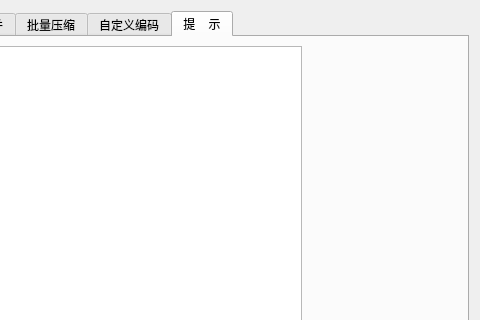
Qt form src/ui/mainui.ui (wbs21/LRConvert) before a commit; both pictures show x 320 to 800 and y 0 to 320 of the 800 by 640 pixel window.
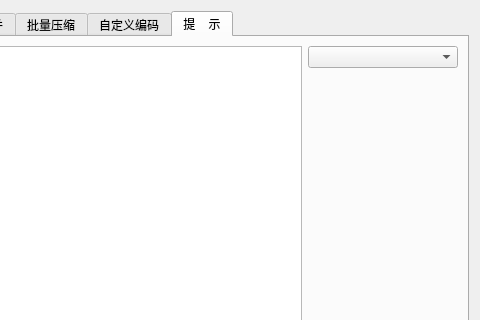
The same form after that commit. The open tabs and pages were chosen to show the change.

```diff
--- a/src/ui/mainui.ui
+++ b/src/ui/mainui.ui
@@ -985,6 +985,13 @@
        </item>
        <item>
         <layout class="QVBoxLayout" name="verticalLayout_7">
+        <item>
+         <widget class="QComboBox" name="T7lang">
+          <property name="toolTip">
+           <string>界面语言（切换后立即生效，重启后记住选择）</string>
+          </property>
+         </widget>
+        </item>
          <item>
           <spacer name="verticalSpacer_7">
            <property name="orientation">
```
Lines whose indentation alone changed are shown as unchanged.
